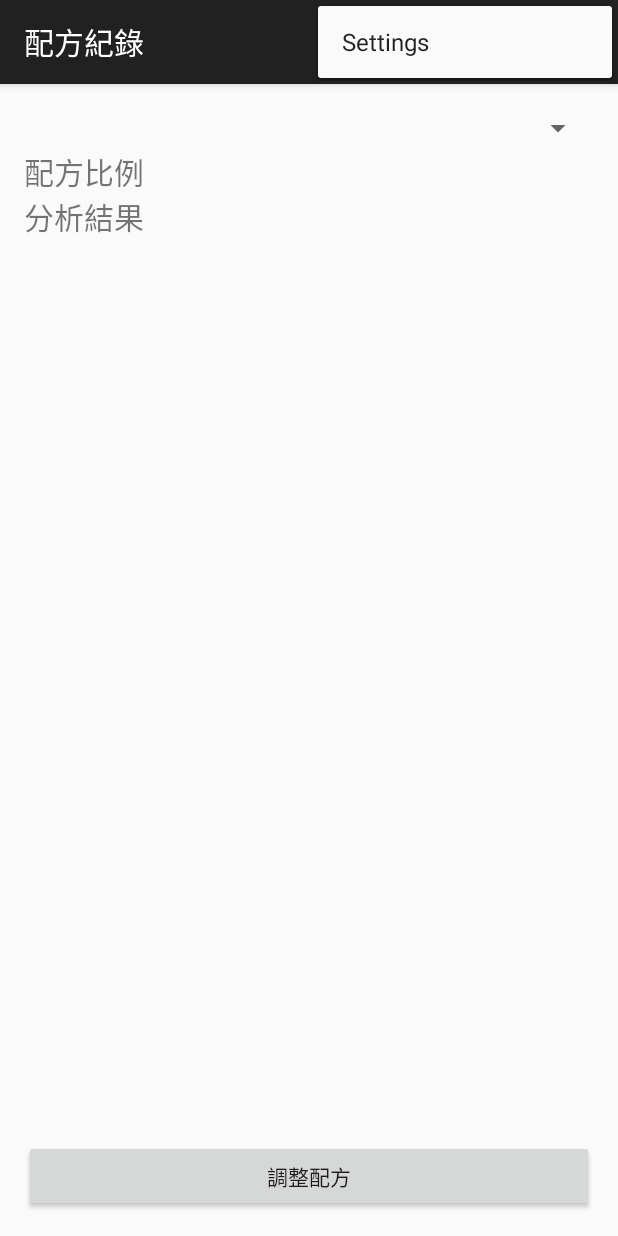
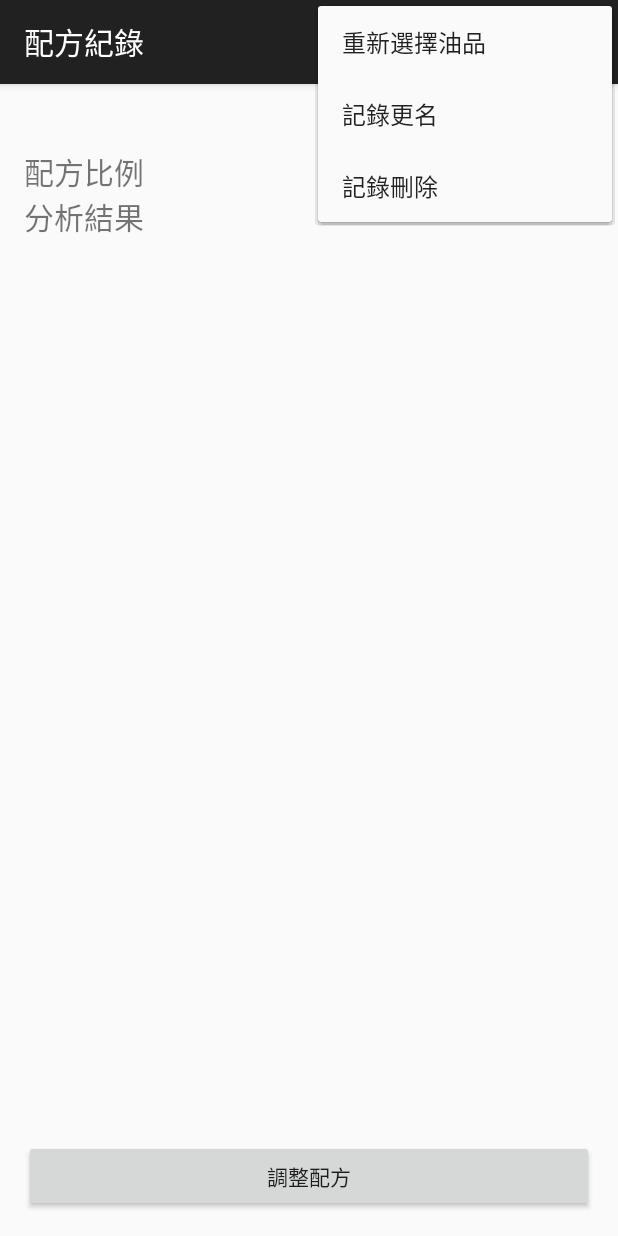
Before and after one commit to honestfunction/SoapGuyCalculator, an Android app: the OilRecordsActivity screen opened directly, with no data from a screen before it, with the options menu open, on a phone screen of 412 x 824 dp. Run offline under Robolectric (Android 15) with nearby library versions, the phone set to English and light mode, and no system bars; 16 statements that could not run were skipped.

Commit message:
add action bar options functions 1. switch between activities

```diff
--- a/app/src/main/res/menu/menu_oil_chooser.xml
+++ b/app/src/main/res/menu/menu_oil_chooser.xml
@@ -2,6 +2,8 @@
     xmlns:app="http://schemas.android.com/apk/res-auto"
     xmlns:tools="http://schemas.android.com/tools"
     tools:context="com.soapguy.echain.soapcalculator.OilChooserActivity">
-    <item android:id="@+id/action_settings" android:title="@string/action_settings"
+    <item android:id="@+id/action_reset" android:title="@string/action_reset"
+        android:orderInCategory="100" app:showAsAction="never" />
+    <item android:id="@+id/action_records" android:title="@string/action_records"
         android:orderInCategory="100" app:showAsAction="never" />
 </menu>
--- a/app/src/main/res/menu/menu_oil_input.xml
+++ b/app/src/main/res/menu/menu_oil_input.xml
@@ -2,6 +2,6 @@
     xmlns:app="http://schemas.android.com/apk/res-auto"
     xmlns:tools="http://schemas.android.com/tools"
     tools:context="com.soapguy.echain.soapcalculator.OilInputActivity">
-    <item android:id="@+id/action_settings" android:title="@string/action_settings"
+    <item android:id="@+id/action_records" android:title="@string/action_records"
         android:orderInCategory="100" app:showAsAction="never" />
 </menu>
--- a/app/src/main/res/menu/menu_oil_records.xml
+++ b/app/src/main/res/menu/menu_oil_records.xml
@@ -2,6 +2,10 @@
     xmlns:app="http://schemas.android.com/apk/res-auto"
     xmlns:tools="http://schemas.android.com/tools"
     tools:context="com.soapguy.echain.soapcalculator.OilRecordsActivity">
-    <item android:id="@+id/action_settings" android:title="@string/action_settings"
+    <item android:id="@+id/action_reset" android:title="@string/action_reset"
+        android:orderInCategory="100" app:showAsAction="never" />
+    <item android:id="@+id/action_rename" android:title="@string/action_rename"
+        android:orderInCategory="100" app:showAsAction="never" />
+    <item android:id="@+id/action_delete" android:title="@string/action_delete"
         android:orderInCategory="100" app:showAsAction="never" />
 </menu>
--- a/app/src/main/res/values/strings.xml
+++ b/app/src/main/res/values/strings.xml
@@ -2,8 +2,16 @@
     <string name="app_name">肥皂人計算器</string>
 
     <string name="hello_world">Hello world!</string>
+
     <string name="action_settings">Settings</string>
-    <string name="title_activity_oil_chooser">選擇常用的肥皂油</string>
+
+    <string name="action_records">配方紀錄</string>
+    <string name="action_new">新增油品</string>
+    <string name="action_reset">重新選擇油品</string>
+    <string name="action_rename">記錄更名</string>
+    <string name="action_delete">記錄刪除</string>>
+
+]    <string name="title_activity_oil_chooser">選擇常用的肥皂油</string>
     <string name="title_activity_oil_input">輸入配方</string>
     <string name="title_activity_oil_records">配方紀錄</string>
 </resources>
```
Also changed, not shown: app/src/main/java/com/soapguy/echain/soapcalculator/OilChooserActivity.java (+26 -3 lines), app/src/main/java/com/soapguy/echain/soapcalculator/OilInputActivity.java (+10 -1 lines), app/src/main/java/com/soapguy/echain/soapcalculator/OilRecordsActivity.java (+23 -1 lines), app/src/main/java/com/soapguy/echain/soapcalculator/SoapData.java (+7 -0 lines).
